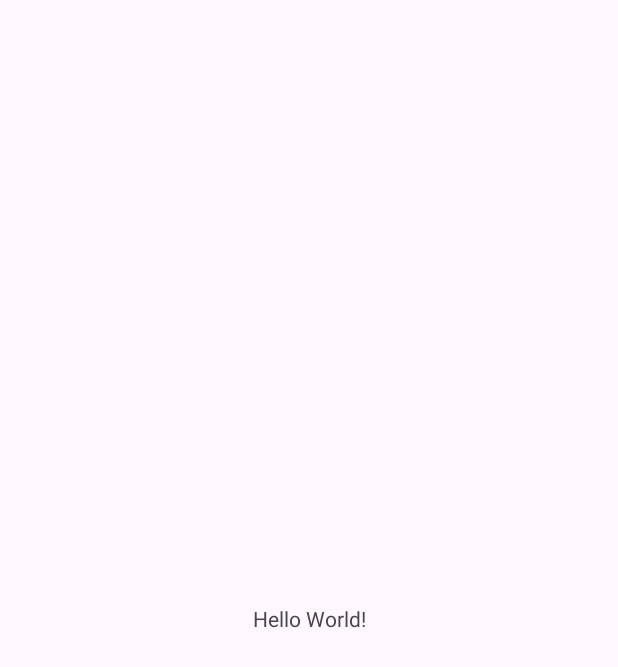
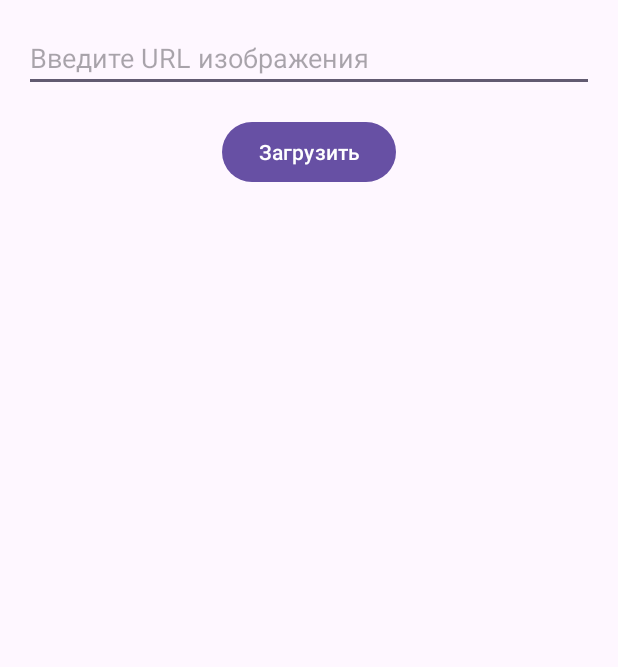
Before and after one commit to Eroshkin-IBA/viewHomeWork, an Android app: the screen it shows after launch (MainActivity), on a phone screen of 412 x 824 dp. Before the commit the part shown is almost empty. Shown: the top 667 px of the screen. Run offline under Robolectric (Android 15) with nearby library versions, the phone set to English and light mode, and no system bars; our stand-ins replace Picasso.

Commit message:
task is finished

```diff
--- a/app/build.gradle.kts
+++ b/app/build.gradle.kts
@@ -44,4 +44,5 @@ dependencies {
     testImplementation("junit:junit:4.13.2")
     androidTestImplementation("androidx.test.ext:junit:1.1.5")
     androidTestImplementation("androidx.test.espresso:espresso-core:3.5.1")
+    implementation ("com.squareup.picasso:picasso:2.71828")
 }
--- a/app/src/main/AndroidManifest.xml
+++ b/app/src/main/AndroidManifest.xml
@@ -12,6 +12,7 @@
         android:supportsRtl="true"
         android:theme="@style/Theme.ViewHomeWork"
         tools:targetApi="31">
+
         <activity
             android:name=".MainActivity"
             android:exported="true">
@@ -21,6 +22,8 @@
                 <category android:name="android.intent.category.LAUNCHER" />
             </intent-filter>
         </activity>
+
     </application>
-
+    <uses-permission android:name="android.permission.INTERNET" />
+    <uses-permission android:name="android.permission.ACCESS_NETWORK_STATE" />
 </manifest>
--- a/app/src/main/java/com/example/viewhomework/MainActivity.kt
+++ b/app/src/main/java/com/example/viewhomework/MainActivity.kt
@@ -1,11 +1,55 @@
 package com.example.viewhomework
 
+import android.annotation.SuppressLint
+import android.graphics.drawable.Drawable
+import android.os.Bundle
+import android.view.View
+import android.widget.Button
+import android.widget.EditText
+import android.widget.ImageView
+import android.widget.Toast
 import androidx.appcompat.app.AppCompatActivity
-import android.os.Bundle
+
+import com.squareup.picasso.Callback
+import com.squareup.picasso.Picasso
+
 
 class MainActivity : AppCompatActivity() {
+    private lateinit var editTextImageUrl: EditText
+    private lateinit var imageView: ImageView
+    private lateinit var buttonLoadImage: Button
+
+
     override fun onCreate(savedInstanceState: Bundle?) {
         super.onCreate(savedInstanceState)
         setContentView(R.layout.activity_main)
+
+        editTextImageUrl = findViewById(R.id.editTextImageUrl)
+        imageView = findViewById(R.id.imageView)
+        buttonLoadImage = findViewById(R.id.buttonLoadImage)
+
+        buttonLoadImage.setOnClickListener {
+            val imageUrl = editTextImageUrl.text.toString()
+            if (imageUrl.isNotEmpty()) {
+                loadImage(imageUrl)
+            } else {
+                Toast.makeText(this@MainActivity, "Введите URL изображения", Toast.LENGTH_SHORT).show()
+            }
+        }
+
+
+    }
+    private fun loadImage(imageUrl: String) {
+        Picasso.get()
+            .load(imageUrl)
+            .into(imageView, object : Callback {
+                override fun onSuccess() {
+                    imageView.visibility = View.VISIBLE
+                }
+
+                override fun onError(e: Exception?) {
+                    Toast.makeText(this@MainActivity, "Ошибка при загрузке изображения", Toast.LENGTH_SHORT).show()
+                }
+            })
     }
 }
--- a/app/src/main/res/layout/activity_main.xml
+++ b/app/src/main/res/layout/activity_main.xml
@@ -1,18 +1,35 @@
 <?xml version="1.0" encoding="utf-8"?>
-<androidx.constraintlayout.widget.ConstraintLayout xmlns:android="http://schemas.android.com/apk/res/android"
-    xmlns:app="http://schemas.android.com/apk/res-auto"
+<RelativeLayout xmlns:android="http://schemas.android.com/apk/res/android"
+
     xmlns:tools="http://schemas.android.com/tools"
     android:layout_width="match_parent"
     android:layout_height="match_parent"
+    android:padding="16dp"
     tools:context=".MainActivity">
 
-    <TextView
+    <EditText
+        android:id="@+id/editTextImageUrl"
+        android:layout_width="match_parent"
+        android:layout_height="wrap_content"
+        android:layout_marginBottom="16dp"
+        android:hint="Введите URL изображения" />
+
+    <Button
+        android:id="@+id/buttonLoadImage"
         android:layout_width="wrap_content"
         android:layout_height="wrap_content"
-        android:text="Hello World!"
-        app:layout_constraintBottom_toBottomOf="parent"
-        app:layout_constraintEnd_toEndOf="parent"
-        app:layout_constraintStart_toStartOf="parent"
-        app:layout_constraintTop_toTopOf="parent" />
+        android:layout_below="@id/editTextImageUrl"
+        android:layout_centerHorizontal="true"
+        android:text="Загрузить" />
 
-</androidx.constraintlayout.widget.ConstraintLayout>
+    <ImageView
+        android:id="@+id/imageView"
+        android:layout_width="match_parent"
+        android:layout_height="wrap_content"
+        android:layout_below="@id/buttonLoadImage"
+        android:layout_centerHorizontal="true"
+        android:layout_marginTop="16dp"
+        android:layout_marginBottom="16dp"
+        android:visibility="gone" />
+
+</RelativeLayout>
```
